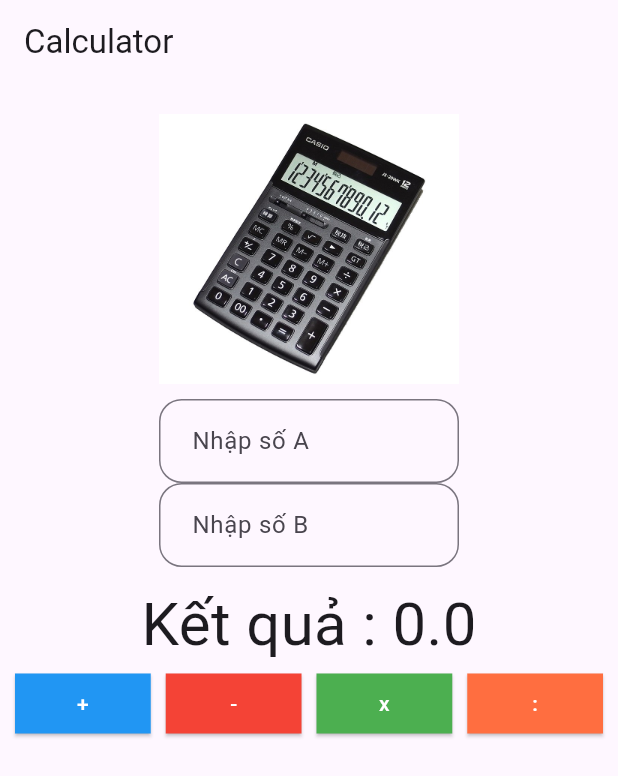
After one commit to tadangthanh/flutter, a Flutter app: the BaiTapBuoi5HomePage screen opened directly, on a phone screen of 412 x 824 dp. The commit adds this screen. Shown: the top 776 px of the screen. Run offline on Flutter 3.47's test engine with Material 3 defaults, Android fonts, the phone set to English and light mode, and no system bars.

Commit message:
update lession

```diff
--- /dev/null
+++ b/lession3456/lib/baitapbuoi5_Calculator.dart
@@ -0,0 +1,242 @@
+import 'package:flutter/cupertino.dart';
+import 'package:flutter/material.dart';
+
+void main() {
+  runApp(BaiTapBuoi5());
+}
+
+class BaiTapBuoi5 extends StatelessWidget {
+  @override
+  Widget build(BuildContext context) {
+    return MaterialApp(
+      home: BaiTapBuoi5HomePage(),
+    );
+  }
+}
+
+class BaiTapBuoi5HomePage extends StatefulWidget {
+  @override
+  State<StatefulWidget> createState() {
+    return Buoi5HomePageState();
+  }
+}
+
+class Buoi5HomePageState extends State<BaiTapBuoi5HomePage> {
+  var myControllerA = TextEditingController();
+  var myControllerB = TextEditingController();
+  double result = 0;
+
+  plus(double a, double b) {
+    setState(() {});
+    return a + b;
+  }
+
+  divide(double a, double b) {
+    setState(() {});
+    return a / b;
+  }
+
+  minus(double a, double b) {
+    setState(() {});
+    return a - b;
+  }
+
+  multiplied(double a, double b) {
+    setState(() {});
+    return a * b;
+  }
+
+  @override
+  Widget build(BuildContext context) {
+    return Scaffold(
+        appBar: AppBar(
+          title: const Text("Calculator"),
+        ),
+        body: Padding(
+          padding: EdgeInsets.all(10),
+          child: SafeArea(
+            child: Center(
+                child: Column(
+              children: [
+                const Image(
+                  image: AssetImage("assets/casio.jpg"),
+                  height: 200,
+                  width: 200,
+                ),
+                Container(
+                  width: 200,
+                  child: TextField(
+                    controller: myControllerA,
+                    decoration: InputDecoration(
+                        border: OutlineInputBorder(
+                            borderRadius: BorderRadius.circular(15),
+                            gapPadding: 10),
+                        hintText: "Nhập số A"),
+                  ),
+                ),
+                Container(
+                  width: 200,
+                  child: TextField(
+                    controller: myControllerB,
+                    decoration: InputDecoration(
+                        border: OutlineInputBorder(
+                            borderRadius: BorderRadius.circular(15),
+                            gapPadding: 10),
+                        hintText: "Nhập số B"),
+                  ),
+                ),
+                SizedBox(
+                  height: 10,
+                ),
+                Text("Kết quả : $result", style: TextStyle(fontSize: 40)),
+                Row(
+                  children: [
+                    Expanded(
+                        child: ElevatedButton(
+                      style: ElevatedButton.styleFrom(
+                        shape: RoundedRectangleBorder(
+                            borderRadius: BorderRadius.zero),
+                        backgroundColor: Colors.blue, // Màu nền của nút
+                      ),
+                      onPressed: () {
+                        try {
+                          result = plus(double.parse(myControllerA.text),
+                              double.parse(myControllerB.text));
+                        } catch (e) {
+                          showDialog(
+                            context: context,
+                            builder: (context) => AlertDialog(
+                              title: Text('Lỗi'),
+                              content: Text('Vui lòng nhập một số hợp lệ.'),
+                              actions: [
+                                TextButton(
+                                  child: Text('Đóng'),
+                                  onPressed: () {
+                                    Navigator.of(context).pop();
+                                  },
+                                ),
+                              ],
+                            ),
+                          );
+                        }
+                      },
+                      child: const Text(
+                        "+",
+                        style: TextStyle(color: Colors.white),
+                      ),
+                    )),
+                    SizedBox(
+                      width: 10,
+                    ),
+                    Expanded(
+                      child: ElevatedButton(
+                        style: ElevatedButton.styleFrom(
+                          backgroundColor: Colors.red,
+                          shape: RoundedRectangleBorder(
+                              borderRadius:
+                                  BorderRadius.zero), // Màu nền của nút
+                        ),
+                        onPressed: () {
+                          try {
+                            result = minus(double.parse(myControllerA.text),
+                                double.parse(myControllerB.text));
+                          } catch (e) {
+                            showDialog(
+                              context: context,
+                              builder: (context) => AlertDialog(
+                                title: Text('Lỗi'),
+                                content: Text('Vui lòng nhập một số hợp lệ.'),
+                                actions: [
+                                  TextButton(
+                                    child: Text('Đóng'),
+                                    onPressed: () {
+                                      Navigator.of(context).pop();
+                                    },
+                                  ),
+                                ],
+                              ),
+                            );
+                          }
+                        },
+                        child: const Text("-",
+                            style: TextStyle(color: Colors.white)),
+                      ),
+                    ),
+                    SizedBox(
+                      width: 10,
+                    ),
+                    Expanded(
+                        child: ElevatedButton(
+                      style: ElevatedButton.styleFrom(
+                        backgroundColor: Colors.green,
+                        shape: RoundedRectangleBorder(
+                            borderRadius: BorderRadius.zero), // Màu nền của nút
+                      ),
+                      onPressed: () {
+                        try {
+                          result = multiplied(double.parse(myControllerA.text),
+                              double.parse(myControllerB.text));
+                        } catch (e) {
+                          showDialog(
+                            context: context,
+                            builder: (context) => AlertDialog(
+                              title: Text('Lỗi'),
+                              content: Text('Vui lòng nhập một số hợp lệ.'),
+                              actions: [
+                                TextButton(
+                                  child: Text('Đóng'),
+                                  onPressed: () {
+                                    Navigator.of(context).pop();
+                                  },
+                                ),
+                              ],
+                            ),
+                          );
+                        }
+                      },
+                      child: const Text("x",
+                          style: TextStyle(color: Colors.white)),
+                    )),
+                    SizedBox(
+                      width: 10,
+                    ),
+                    Expanded(
+                        child: ElevatedButton(
+                      style: ElevatedButton.styleFrom(
+                        backgroundColor: Colors.deepOrangeAccent,
+                        shape: RoundedRectangleBorder(
+                            borderRadius: BorderRadius.zero), // Màu nền của nút
+                      ),
+                      onPressed: () {
+                        try {
+                          result = divide(double.parse(myControllerA.text),
+                              double.parse(myControllerB.text));
+                        } catch (e) {
+                          showDialog(
+                            context: context,
+                            builder: (context) => AlertDialog(
+                              title: Text('Lỗi'),
+                              content: Text('Vui lòng nhập một số hợp lệ.'),
+                              actions: [
+                                TextButton(
+                                  child: Text('Đóng'),
+                                  onPressed: () {
+                                    Navigator.of(context).pop();
+                                  },
+                                ),
+                              ],
+                            ),
+                          );
+                        }
+                      },
+                      child: const Text(":",
+                          style: TextStyle(color: Colors.white)),
+                    ))
+                  ],
+                ),
+              ],
+            )),
+          ),
+        ));
+  }
+}
```
Also changed, not shown: lession3456/lib/baitapbuoi4.dart (+18 -11 lines), lession3456/lib/baitapbuoi5_FlexDemo.dart (added, +115 -0 lines), lession3456/lib/lession4_screen.dart (added, +144 -0 lines), lession3456/pubspec.yaml (+3 -4 lines), lession3456/assets/casio.jpg (added), lession3456/assets/mattruoc.jpg (added).
